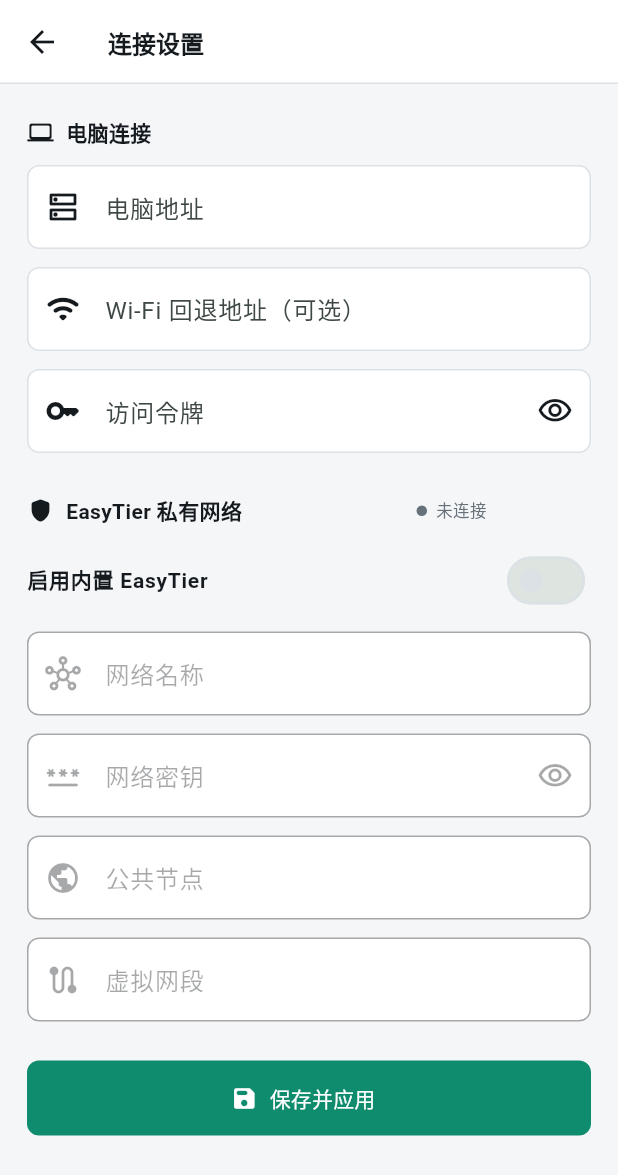
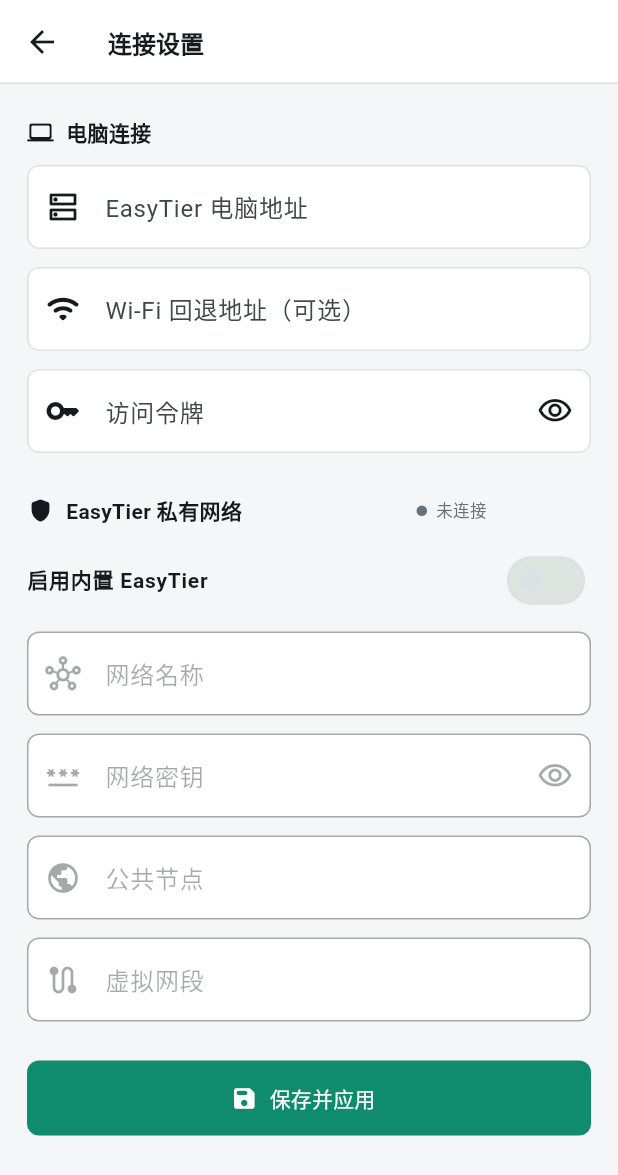
Before and after one commit to yangyour/codex-roam, a Flutter app: the SettingsPage screen opened directly with empty values, on a phone screen of 412 x 824 dp. Shown: the top 1175 px of the screen. Run offline on Flutter 3.47's test engine with Material 3 defaults, Android fonts, the phone set to English and light mode, and no system bars; our stand-ins replace flutter_local_notifications, shared_preferences; accounts and stored records are empty.

Commit message:
Configure EasyTier bridge address

```diff
--- a/mobile/lib/app_settings.dart
+++ b/mobile/lib/app_settings.dart
@@ -3,6 +3,8 @@
 import 'models.dart';
 
 const _compiledServerUrl = String.fromEnvironment('CODEX_SERVER_URL');
+// Explicit EasyTier address takes precedence over the legacy server URL.
+const _compiledEasyTierAddress = String.fromEnvironment('EASYTIER_ADDRESS');
 const _compiledFallbackUrl = String.fromEnvironment('CODEX_FALLBACK_URL');
 const _compiledToken = String.fromEnvironment('CODEX_CONSOLE_TOKEN');
 const _compiledNetworkName = String.fromEnvironment('EASYTIER_NETWORK_NAME');
@@ -83,7 +85,9 @@
       serverUrl:
           preferences.getString('${_prefix}serverUrl') ??
           preferences.getString('baseUrl') ??
-          _compiledServerUrl,
+          (_compiledEasyTierAddress.trim().isNotEmpty
+              ? _compiledEasyTierAddress
+              : _compiledServerUrl),
       fallbackUrl:
           preferences.getString('${_prefix}fallbackUrl') ??
           _compiledFallbackUrl,
--- a/mobile/lib/screens/settings_page.dart
+++ b/mobile/lib/screens/settings_page.dart
@@ -194,7 +194,7 @@
                       textInputAction: TextInputAction.next,
                       autocorrect: false,
                       decoration: const InputDecoration(
-                        labelText: '电脑地址',
+                        labelText: 'EasyTier 电脑地址',
                         hintText: 'http://10.0.0.1:4174',
                         prefixIcon: Icon(Icons.dns_outlined),
                       ),
```
Also changed, not shown: .codex-roam.example.json, 6 other files.
